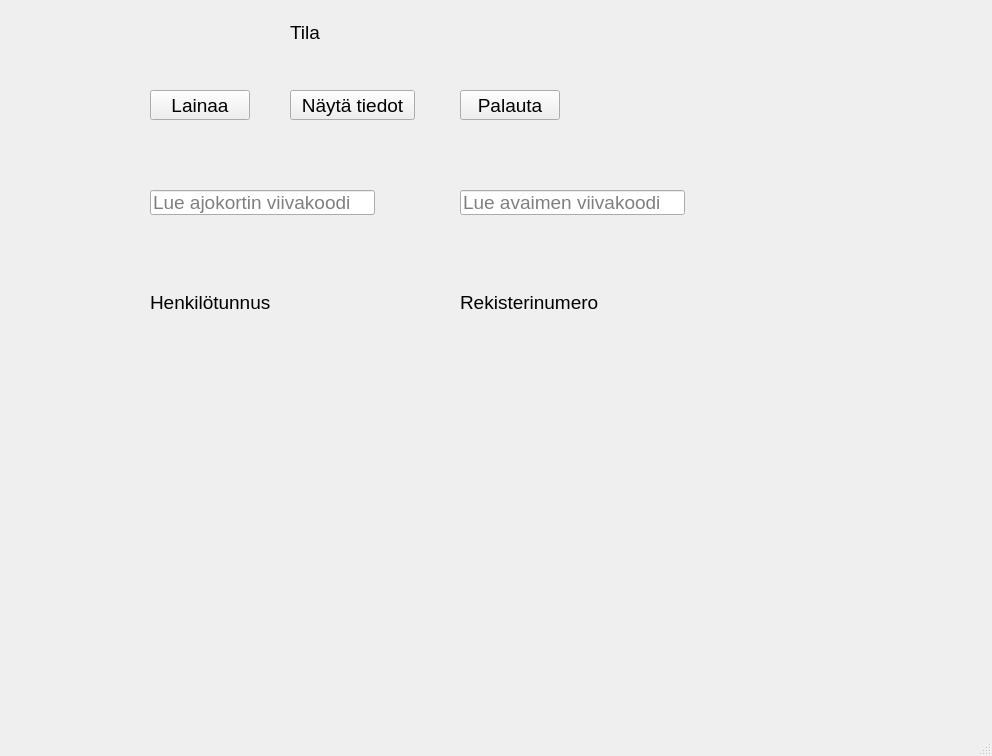
This is lainaaja.ui in Sandrowue/Autolainaus as Qt 5 draws it before an edit. The edited form follows.
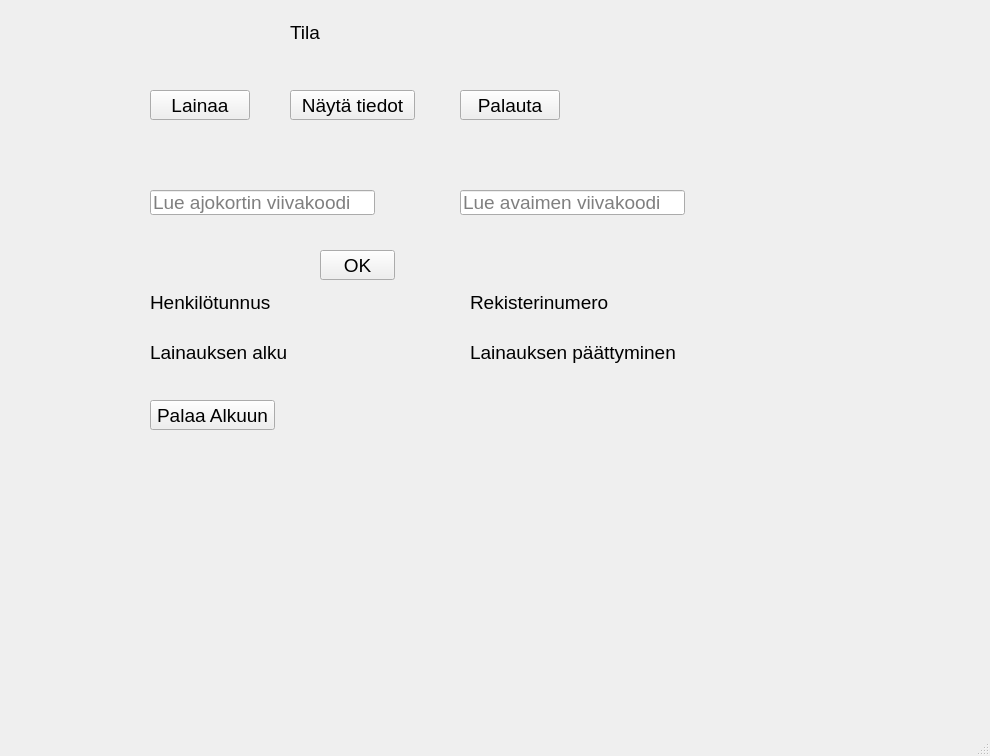
This is the edited form.

Commit message: Elemenntejä lisätty

```diff
--- a/lainaaja.ui
+++ b/lainaaja.ui
@@ -6,7 +6,7 @@
    <rect>
     <x>0</x>
     <y>0</y>
-    <width>992</width>
+    <width>990</width>
     <height>756</height>
    </rect>
   </property>
@@ -71,7 +71,7 @@
    <widget class="QLabel" name="rekisteriNrLabel">
     <property name="geometry">
      <rect>
-      <x>460</x>
+      <x>470</x>
       <y>290</y>
       <width>150</width>
       <height>25</height>
@@ -158,6 +158,78 @@
      <string>Näytä tiedot</string>
     </property>
    </widget>
+   <widget class="QPushButton" name="okPushButton">
+    <property name="geometry">
+     <rect>
+      <x>320</x>
+      <y>250</y>
+      <width>75</width>
+      <height>30</height>
+     </rect>
+    </property>
+    <property name="font">
+     <font>
+      <pointsize>14</pointsize>
+     </font>
+    </property>
+    <property name="text">
+     <string>OK</string>
+    </property>
+   </widget>
+   <widget class="QPushButton" name="alkuunPushButton">
+    <property name="geometry">
+     <rect>
+      <x>150</x>
+      <y>400</y>
+      <width>125</width>
+      <height>30</height>
+     </rect>
+    </property>
+    <property name="font">
+     <font>
+      <pointsize>14</pointsize>
+     </font>
+    </property>
+    <property name="text">
+     <string>Palaa Alkuun</string>
+    </property>
+   </widget>
+   <widget class="QLabel" name="alkuLabel">
+    <property name="geometry">
+     <rect>
+      <x>150</x>
+      <y>340</y>
+      <width>225</width>
+      <height>25</height>
+     </rect>
+    </property>
+    <property name="font">
+     <font>
+      <pointsize>14</pointsize>
+     </font>
+    </property>
+    <property name="text">
+     <string>Lainauksen alku</string>
+    </property>
+   </widget>
+   <widget class="QLabel" name="paattyminenLabel">
+    <property name="geometry">
+     <rect>
+      <x>470</x>
+      <y>340</y>
+      <width>225</width>
+      <height>25</height>
+     </rect>
+    </property>
+    <property name="font">
+     <font>
+      <pointsize>14</pointsize>
+     </font>
+    </property>
+    <property name="text">
+     <string>Lainauksen päättyminen</string>
+    </property>
+   </widget>
   </widget>
   <widget class="QMenuBar" name="menubar">
    <property name="geometry">
```
Left out of the diff: 4 changed lines with no effect on the pictures. The commit also changes 1 other file.
